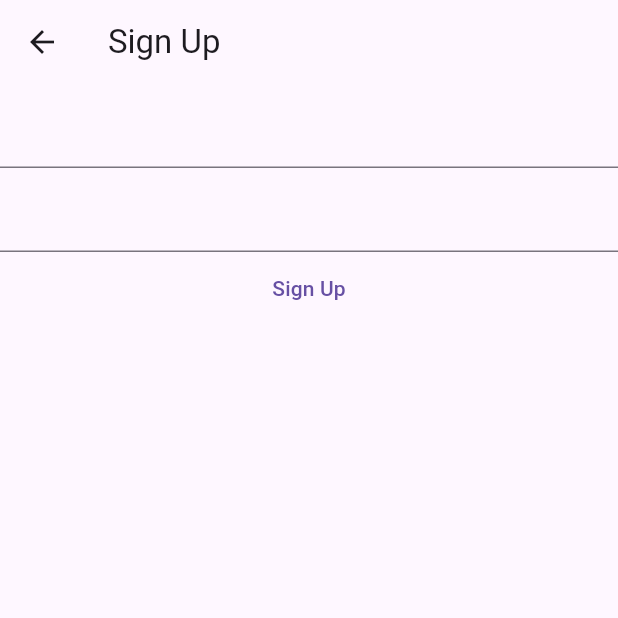
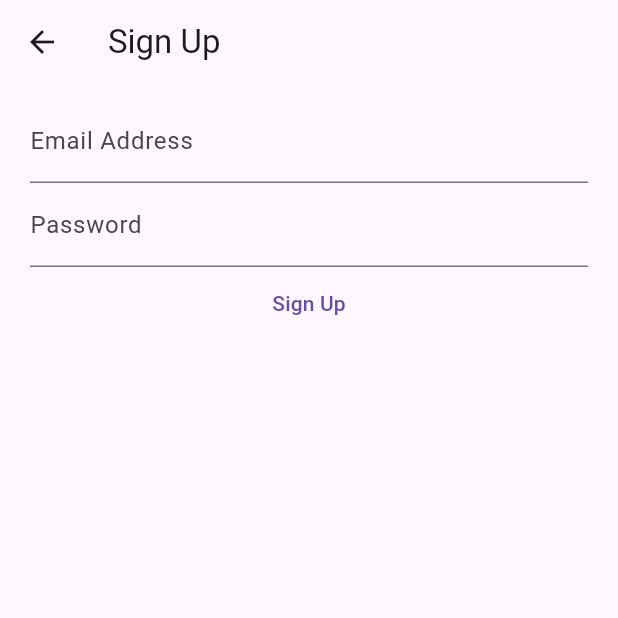
Before and after one commit to MelvinManni/todo, a Flutter app: the SignUpScreen screen opened directly, on a phone screen of 412 x 824 dp, the top half of it. Run offline on Flutter 3.47's test engine with Material 3 defaults, Android fonts, the phone set to English and light mode, and no system bars; our stand-ins replace bloc, cloud_firestore, equatable, firebase_auth, firebase_core, flutter_bloc; accounts and stored records are empty.

```diff
--- /dev/null
+++ b/devtools_options.yaml
@@ -0,0 +1 @@
+extensions:
--- a/lib/view/screens/login.dart
+++ b/lib/view/screens/login.dart
@@ -25,14 +25,21 @@ class LoginScreen extends StatelessWidget {
         appBar: AppBar(
           title: const Text('Login'),
         ),
-      body: const Center(
+        body: GestureDetector(
+          onTap: () {
+            FocusManager.instance.primaryFocus?.unfocus();
+          },
+          child: const SingleChildScrollView(
+              child: Padding(
+            padding: EdgeInsets.symmetric(vertical: 10.0, horizontal: 20),
             child: Column(
               children: [
                 _EmailField(),
                 _PasswordField(),
               ],
+            ),
           )),
-    );
+        ));
   }
 }
 
@@ -41,10 +48,13 @@ class _PasswordField extends StatelessWidget {
 
   @override
   Widget build(BuildContext context) {
+    final password = context.select((LoginCubit cubit) => cubit.state.password);
     return TextFormField(
       obscureText: true,
+      onChanged: (value) => context.read<LoginCubit>().passwordChanged(value),
+      initialValue: password,
       decoration: const InputDecoration(
-        labelText: 'Password',
+        labelText: "Password",
         hintText: 'Enter your password',
       ),
     );
@@ -56,9 +66,12 @@ class _EmailField extends StatelessWidget {
 
   @override
   Widget build(BuildContext context) {
+    final email = context.select((LoginCubit cubit) => cubit.state.email);
     return TextFormField(
+      onChanged: (value) => context.read<LoginCubit>().emailChanged(value),
+      initialValue: email,
       decoration: const InputDecoration(
-        labelText: 'Email',
+        labelText: "Email Address",
         hintText: 'Enter your email',
       ),
     );
--- a/lib/view/screens/signup.dart
+++ b/lib/view/screens/signup.dart
@@ -26,7 +26,14 @@ class SignUpScreen extends StatelessWidget {
         appBar: AppBar(
           title: const Text('Sign Up'),
         ),
-      body: Center(
+        body: GestureDetector(
+          onTap: () {
+            FocusManager.instance.primaryFocus?.unfocus();
+          },
+          child: SingleChildScrollView(
+            child: Padding(
+                padding:
+                    const EdgeInsets.symmetric(vertical: 10.0, horizontal: 20),
                 child: Column(
                   children: [
                     const _EmailField(),
@@ -38,7 +45,8 @@ class SignUpScreen extends StatelessWidget {
                         child: const Text("Sign Up"))
                   ],
                 )),
-    );
+          ),
+        ));
   }
 }
 
@@ -51,8 +59,9 @@ class _PasswordField extends StatelessWidget {
         context.select((SignupCubit cubit) => cubit.state.password);
     return TextFormField(
       obscureText: true,
-      decoration: InputDecoration(
-        labelText: password,
+      initialValue: password,
+      decoration: const InputDecoration(
+        labelText: "Password",
         hintText: 'Enter your password',
       ),
       onChanged: (value) => context.read<SignupCubit>().passwordChanged(value),
@@ -67,8 +76,9 @@ class _EmailField extends StatelessWidget {
   Widget build(BuildContext context) {
     final email = context.select((SignupCubit cubit) => cubit.state.email);
     return TextFormField(
-      decoration: InputDecoration(
-        labelText: email,
+      initialValue: email,
+      decoration: const InputDecoration(
+        labelText: "Email Address",
         hintText: 'Enter your email',
       ),
       onChanged: (value) => context.read<SignupCubit>().emailChanged(value),
```
Also changed, not shown: lib/main.dart (+6 -2 lines), lib/view/screens/home.dart (+11 -7 lines). Lines whose indentation alone changed are shown as unchanged.
